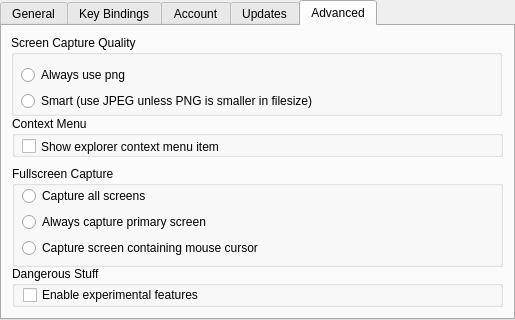
Old version of the form code/OpenPuush/configwindow.ui in the repository mikhailvs/OpenPuush.
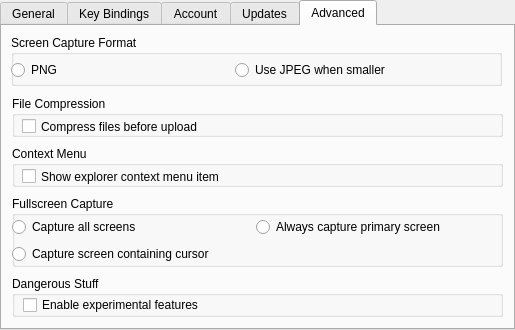
New version of the form. The open tabs and pages were chosen to show the change. Icons and pictures are not drawn.

Diff of the .ui file:
```diff
--- a/code/OpenPuush/configwindow.ui
+++ b/code/OpenPuush/configwindow.ui
@@ -7,19 +7,19 @@
     <x>0</x>
     <y>0</y>
     <width>515</width>
-    <height>320</height>
+    <height>330</height>
    </rect>
   </property>
   <property name="minimumSize">
    <size>
     <width>515</width>
-    <height>320</height>
+    <height>330</height>
    </size>
   </property>
   <property name="maximumSize">
    <size>
     <width>515</width>
-    <height>320</height>
+    <height>330</height>
    </size>
   </property>
   <property name="windowTitle">
@@ -578,33 +578,33 @@
       <x>9</x>
       <y>9</y>
       <width>491</width>
-      <height>81</height>
+      <height>51</height>
      </rect>
     </property>
     <property name="title">
-     <string>Screen Capture Quality</string>
+     <string>Screen Capture Format</string>
     </property>
     <widget class="QWidget" name="verticalLayoutWidget">
      <property name="geometry">
       <rect>
-       <x>10</x>
-       <y>30</y>
-       <width>471</width>
-       <height>48</height>
+       <x>0</x>
+       <y>20</y>
+       <width>441</width>
+       <height>31</height>
       </rect>
      </property>
-     <layout class="QVBoxLayout" name="screen_capture_quality_layout">
+     <layout class="QHBoxLayout" name="horizontalLayout">
       <item>
        <widget class="QRadioButton" name="no_compression">
         <property name="text">
-         <string>Always use png</string>
+         <string>PNG</string>
         </property>
        </widget>
       </item>
       <item>
        <widget class="QRadioButton" name="smart_compression">
         <property name="text">
-         <string>Smart (use JPEG unless PNG is smaller in filesize)</string>
+         <string>Use JPEG when smaller</string>
         </property>
        </widget>
       </item>
@@ -615,7 +615,7 @@
     <property name="geometry">
      <rect>
       <x>10</x>
-      <y>90</y>
+      <y>120</y>
       <width>491</width>
       <height>41</height>
      </rect>
@@ -641,9 +641,9 @@
     <property name="geometry">
      <rect>
       <x>10</x>
-      <y>140</y>
+      <y>170</y>
       <width>491</width>
-      <height>101</height>
+      <height>71</height>
      </rect>
     </property>
     <property name="title">
@@ -652,31 +652,31 @@
     <widget class="QWidget" name="verticalLayoutWidget_2">
      <property name="geometry">
       <rect>
-       <x>10</x>
+       <x>0</x>
        <y>20</y>
-       <width>471</width>
-       <height>74</height>
+       <width>481</width>
+       <height>51</height>
       </rect>
      </property>
-     <layout class="QVBoxLayout" name="fullscreen_capture_layout">
-      <item>
-       <widget class="QRadioButton" name="capture_all_screens">
-        <property name="text">
-         <string>Capture all screens</string>
-        </property>
-       </widget>
-      </item>
-      <item>
+     <layout class="QGridLayout" name="gridLayout_2">
+      <item row="0" column="1">
        <widget class="QRadioButton" name="capture_primary_screen">
         <property name="text">
          <string>Always capture primary screen</string>
         </property>
        </widget>
       </item>
-      <item>
+      <item row="0" column="0">
+       <widget class="QRadioButton" name="capture_all_screens">
+        <property name="text">
+         <string>Capture all screens</string>
+        </property>
+       </widget>
+      </item>
+      <item row="1" column="0">
        <widget class="QRadioButton" name="capture_screen_with_cursor">
         <property name="text">
-         <string>Capture screen containing mouse cursor</string>
+         <string>Capture screen containing cursor</string>
         </property>
        </widget>
       </item>
@@ -687,7 +687,7 @@
     <property name="geometry">
      <rect>
       <x>10</x>
-      <y>240</y>
+      <y>250</y>
       <width>491</width>
       <height>41</height>
      </rect>
@@ -709,6 +709,37 @@
      </property>
     </widget>
    </widget>
+   <widget class="QGroupBox" name="file_compression_menu">
+    <property name="geometry">
+     <rect>
+      <x>10</x>
+      <y>70</y>
+      <width>491</width>
+      <height>41</height>
+     </rect>
+    </property>
+    <property name="title">
+     <string>File Compression</string>
+    </property>
+    <widget class="QCheckBox" name="compress_files_before_upload">
+     <property name="geometry">
+      <rect>
+       <x>10</x>
+       <y>20</y>
+       <width>481</width>
+       <height>21</height>
+      </rect>
+     </property>
+     <property name="text">
+      <string>Compress files before upload</string>
+     </property>
+    </widget>
+   </widget>
+   <zorder>screen_capture_quality</zorder>
+   <zorder>context_menu</zorder>
+   <zorder>fullscreen_capture</zorder>
+   <zorder>dangerous_stuff</zorder>
+   <zorder>file_compression_menu</zorder>
   </widget>
  </widget>
  <resources>
```
Left out of the diff: 10 changed lines with no effect on the pictures.
